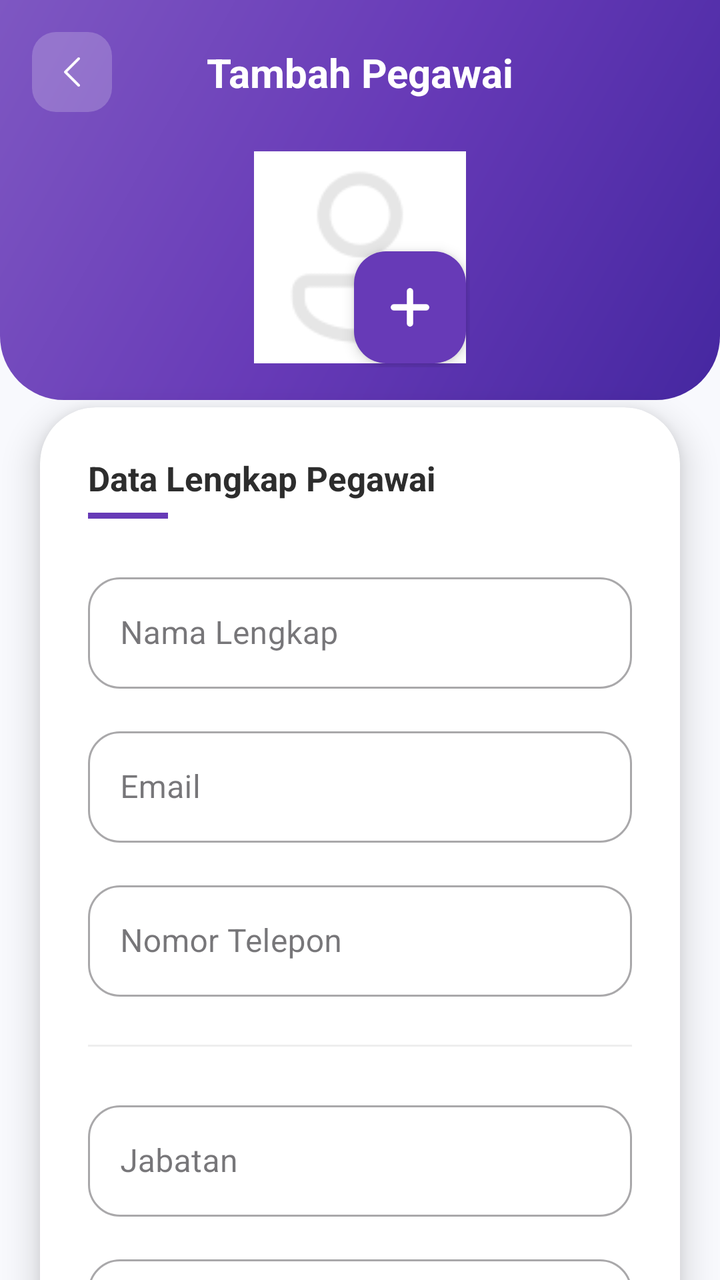
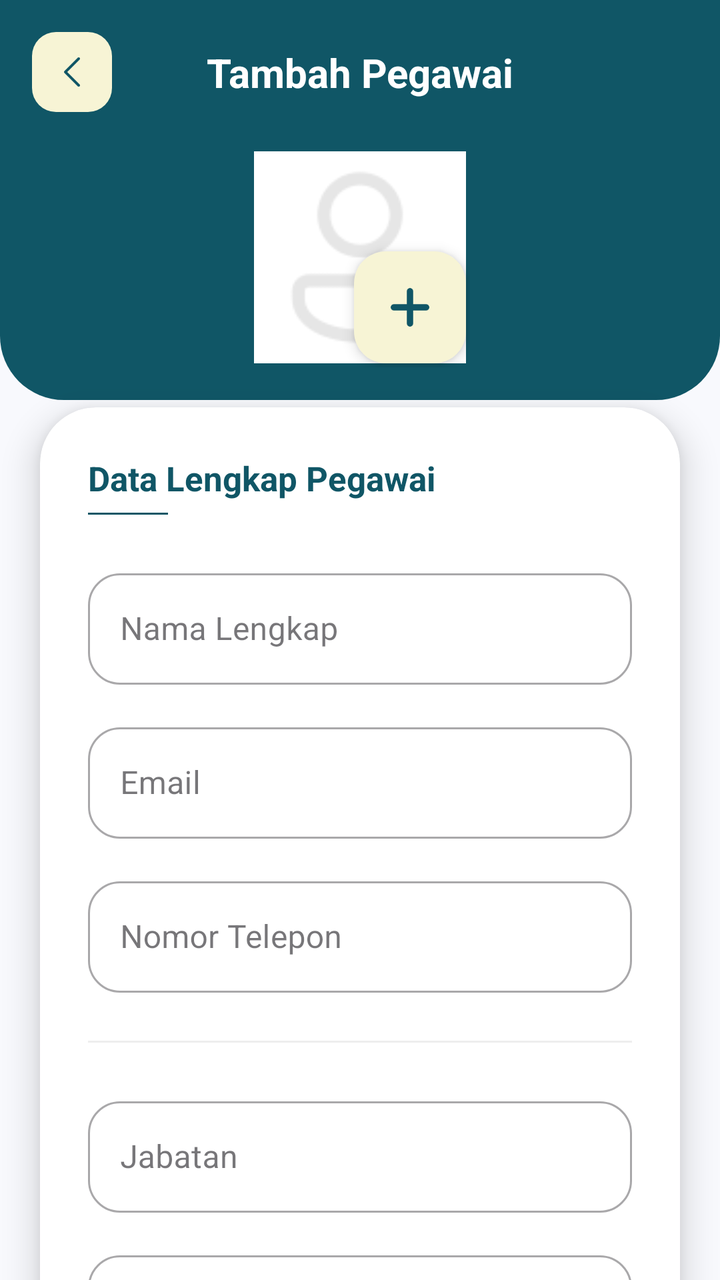

Before-and-after screenshots of an Android layout around one commit, followed by the original layout XML and the change that was made.
<!-- AndroidManifest.xml: application theme Theme.Penjualan -->
<!-- res/layout/activity_tambah_pegawai.xml -->
<?xml version="1.0" encoding="utf-8"?>
<androidx.coordinatorlayout.widget.CoordinatorLayout
    xmlns:android="http://schemas.android.com/apk/res/android"
    xmlns:app="http://schemas.android.com/apk/res-auto"
    android:layout_width="match_parent"
    android:layout_height="match_parent"
    android:background="#F8F9FD">

    <androidx.core.widget.NestedScrollView
        android:layout_width="match_parent"
        android:layout_height="match_parent"
        android:fillViewport="true">

        <androidx.constraintlayout.widget.ConstraintLayout
            android:layout_width="match_parent"
            android:layout_height="wrap_content">

            <View
                android:id="@+id/headerBackground"
                android:layout_width="match_parent"
                android:layout_height="200dp"
                android:background="@drawable/bg_header_gradient"
                app:layout_constraintTop_toTopOf="parent" />

            <ImageView
                android:id="@+id/btnBack"
                android:layout_width="40dp"
                android:layout_height="40dp"
                android:layout_marginStart="16dp"
                android:layout_marginTop="16dp"
                android:background="@drawable/bg_btn_back"
                android:padding="10dp"
                android:src="@drawable/ic_back"
                app:tint="#FFFFFF"
                app:layout_constraintStart_toStartOf="parent"
                app:layout_constraintTop_toTopOf="parent" />

            <TextView
                android:id="@+id/tvJudulForm"
                android:layout_width="wrap_content"
                android:layout_height="wrap_content"
                android:text="Tambah Pegawai"
                android:textColor="#FFFFFF"
                android:textSize="20sp"
                android:textStyle="bold"
                app:layout_constraintBottom_toBottomOf="@id/btnBack"
                app:layout_constraintEnd_toEndOf="parent"
                app:layout_constraintStart_toStartOf="parent"
                app:layout_constraintTop_toTopOf="@id/btnBack" />

            <androidx.constraintlayout.widget.ConstraintLayout
                android:id="@+id/photoContainer"
                android:layout_width="wrap_content"
                android:layout_height="wrap_content"
                android:layout_marginTop="24dp"
                app:layout_constraintEnd_toEndOf="parent"
                app:layout_constraintStart_toStartOf="parent"
                app:layout_constraintTop_toBottomOf="@id/tvJudulForm">

                <com.google.android.material.imageview.ShapeableImageView
                    android:id="@+id/ivFotoForm"
                    android:layout_width="110dp"
                    android:layout_height="110dp"
                    android:background="#FFFFFF"
                    android:padding="4dp"
                    android:scaleType="centerCrop"
                    android:src="@drawable/ic_profile"
                    app:layout_constraintStart_toStartOf="parent"
                    app:layout_constraintTop_toTopOf="parent"
                    app:shapeAppearanceOverlay="@style/ShapeAppearance.MaterialComponents.LargeComponent"
                    app:strokeColor="#FFFFFF"
                    app:strokeWidth="4dp" />

                <com.google.android.material.floatingactionbutton.FloatingActionButton
                    android:id="@+id/btnPilihFoto"
                    android:layout_width="wrap_content"
                    android:layout_height="wrap_content"
                    app:backgroundTint="#673AB7"
                    app:fabSize="mini"
                    app:layout_constraintBottom_toBottomOf="@id/ivFotoForm"
                    app:layout_constraintEnd_toEndOf="@id/ivFotoForm"
                    app:srcCompat="@drawable/ic_plus"
                    app:tint="#FFFFFF"
                    android:layout_margin="2dp"
                    app:borderWidth="0dp"
                    app:elevation="4dp"/>
            </androidx.constraintlayout.widget.ConstraintLayout>

            <androidx.cardview.widget.CardView
                android:layout_width="match_parent"
                android:layout_height="wrap_content"
                android:layout_marginHorizontal="20dp"
                android:layout_marginTop="20dp"
                android:layout_marginBottom="40dp"
                app:cardCornerRadius="28dp"
                app:cardElevation="10dp"
                app:layout_constraintTop_toBottomOf="@id/photoContainer"
                app:layout_constraintBottom_toBottomOf="parent"
                app:layout_constraintVertical_bias="0">

                <LinearLayout
                    android:layout_width="match_parent"
                    android:layout_height="wrap_content"
                    android:orientation="vertical"
                    android:padding="24dp">

                    <TextView
                        android:layout_width="wrap_content"
                        android:layout_height="wrap_content"
                        android:text="Data Lengkap Pegawai"
                        android:textColor="#2D2D2D"
                        android:textSize="17sp"
                        android:textStyle="bold" />

                    <View
                        android:layout_width="40dp"
                        android:layout_height="3dp"
                        android:layout_marginTop="6dp"
                        android:layout_marginBottom="24dp"
                        android:background="#673AB7" />

                    <com.google.android.material.textfield.TextInputLayout
                        style="@style/Widget.MaterialComponents.TextInputLayout.OutlinedBox"
                        android:layout_width="match_parent"
                        android:layout_height="wrap_content"
                        android:hint="Nama Lengkap"
                        app:boxCornerRadiusTopStart="16dp"
                        app:boxCornerRadiusTopEnd="16dp"
                        app:boxCornerRadiusBottomStart="16dp"
                        app:boxCornerRadiusBottomEnd="16dp">
                        <com.google.android.material.textfield.TextInputEditText
                            android:id="@+id/etNamaPegawai"
                            android:layout_width="match_parent"
                            android:layout_height="wrap_content"
                            android:inputType="textPersonName" />
                    </com.google.android.material.textfield.TextInputLayout>

                    <com.google.android.material.textfield.TextInputLayout
                        style="@style/Widget.MaterialComponents.TextInputLayout.OutlinedBox"
                        android:layout_width="match_parent"
                        android:layout_height="wrap_content"
                        android:layout_marginTop="16dp"
                        android:hint="Email"
                        app:boxCornerRadiusTopStart="16dp"
                        app:boxCornerRadiusTopEnd="16dp"
                        app:boxCornerRadiusBottomStart="16dp"
                        app:boxCornerRadiusBottomEnd="16dp">
                        <com.google.android.material.textfield.TextInputEditText
                            android:id="@+id/etEmailPegawai"
                            android:layout_width="match_parent"
                            android:layout_height="wrap_content"
                            android:inputType="textEmailAddress" />
                    </com.google.android.material.textfield.TextInputLayout>

                    <com.google.android.material.textfield.TextInputLayout
                        style="@style/Widget.MaterialComponents.TextInputLayout.OutlinedBox"
                        android:layout_width="match_parent"
                        android:layout_height="wrap_content"
                        android:layout_marginTop="16dp"
                        android:hint="Nomor Telepon"
                        app:boxCornerRadiusTopStart="16dp"
                        app:boxCornerRadiusTopEnd="16dp"
                        app:boxCornerRadiusBottomStart="16dp"
                        app:boxCornerRadiusBottomEnd="16dp">
                        <com.google.android.material.textfield.TextInputEditText
                            android:id="@+id/etTelpPegawai"
                            android:layout_width="match_parent"
                            android:layout_height="wrap_content"
                            android:inputType="phone" />
                    </com.google.android.material.textfield.TextInputLayout>

                    <View
                        android:layout_width="match_parent"
                        android:layout_height="1dp"
                        android:layout_marginVertical="24dp"
                        android:background="#EEEEEE" />

                    <com.google.android.material.textfield.TextInputLayout
                        style="@style/Widget.MaterialComponents.TextInputLayout.OutlinedBox"
                        android:layout_width="match_parent"
                        android:layout_height="wrap_content"
                        android:hint="Jabatan"
                        app:boxCornerRadiusTopStart="16dp"
                        app:boxCornerRadiusTopEnd="16dp"
                        app:boxCornerRadiusBottomStart="16dp"
                        app:boxCornerRadiusBottomEnd="16dp">
                        <com.google.android.material.textfield.TextInputEditText
                            android:id="@+id/etJabatanPegawai"
                            android:layout_width="match_parent"
                            android:layout_height="wrap_content"
                            android:inputType="text" />
                    </com.google.android.material.textfield.TextInputLayout>

                    <com.google.android.material.textfield.TextInputLayout
                        style="@style/Widget.MaterialComponents.TextInputLayout.OutlinedBox"
                        android:layout_width="match_parent"
                        android:layout_height="wrap_content"
                        android:layout_marginTop="16dp"
                        android:hint="Gaji Bulanan"
                        app:boxCornerRadiusTopStart="16dp"
                        app:boxCornerRadiusTopEnd="16dp"
                        app:boxCornerRadiusBottomStart="16dp"
                        app:boxCornerRadiusBottomEnd="16dp"
                        app:prefixText="Rp "
                        app:prefixTextColor="#673AB7">
                        <com.google.android.material.textfield.TextInputEditText
                            android:id="@+id/etGajiPegawai"
                            android:layout_width="match_parent"
                            android:layout_height="wrap_content"
                            android:inputType="numberDecimal" />
                    </com.google.android.material.textfield.TextInputLayout>

                    <com.google.android.material.button.MaterialButton
                        android:id="@+id/btnSimpanPegawai"
                        android:layout_width="match_parent"
                        android:layout_height="60dp"
                        android:layout_marginTop="32dp"
                        android:text="Simpan Data Pegawai"
                        android:textAllCaps="false"
                        android:textSize="16sp"
                        android:textStyle="bold"
                        app:cornerRadius="18dp"
                        android:backgroundTint="#673AB7" />

                </LinearLayout>
            </androidx.cardview.widget.CardView>

        </androidx.constraintlayout.widget.ConstraintLayout>
    </androidx.core.widget.NestedScrollView>

</androidx.coordinatorlayout.widget.CoordinatorLayout>
<!-- resources referenced by this layout -->
<resources>
  <!-- drawable bg_btn_back (drawable) -->
  <?xml version="1.0" encoding="utf-8"?>
  <shape xmlns:android="http://schemas.android.com/apk/res/android"
      android:shape="rectangle">
      <solid android:color="#33FFFFFF" />
      <corners android:radius="12dp" />
  </shape>
  <!-- drawable bg_header_gradient (drawable) -->
  <?xml version="1.0" encoding="utf-8"?>
  <shape xmlns:android="http://schemas.android.com/apk/res/android"
      android:shape="rectangle">
      <gradient
          android:startColor="#4527A0"
          android:centerColor="#673AB7"
          android:endColor="#7E57C2"
          android:angle="135" />
      <corners
          android:bottomLeftRadius="32dp"
          android:bottomRightRadius="32dp" />
  </shape>
  <!-- drawable ic_back: png bitmap (drawable, 536 bytes) -->
  <!-- drawable ic_plus: png bitmap (drawable, 815 bytes) -->
  <!-- drawable ic_profile: png bitmap (drawable, 2111 bytes) -->
  <style name="Theme.Penjualan" parent="Base.Theme.Penjualan" />
  <style name="Base.Theme.Penjualan" parent="Theme.Material3.DayNight.NoActionBar">
          
          
      </style>
</resources>

<!-- the commit's change to res/layout/activity_tambah_pegawai.xml (unified diff, before → after) -->
@@ -31,7 +31,7 @@
                 android:background="@drawable/bg_btn_back"
                 android:padding="10dp"
                 android:src="@drawable/ic_back"
-                app:tint="#FFFFFF"
+                app:tint="@color/teal_deep"
                 app:layout_constraintStart_toStartOf="parent"
                 app:layout_constraintTop_toTopOf="parent" />
 
@@ -75,12 +75,12 @@
                     android:id="@+id/btnPilihFoto"
                     android:layout_width="wrap_content"
                     android:layout_height="wrap_content"
-                    app:backgroundTint="#673AB7"
+                    app:backgroundTint="@color/cream"
                     app:fabSize="mini"
                     app:layout_constraintBottom_toBottomOf="@id/ivFotoForm"
                     app:layout_constraintEnd_toEndOf="@id/ivFotoForm"
                     app:srcCompat="@drawable/ic_plus"
-                    app:tint="#FFFFFF"
+                    app:tint="@color/teal_deep"
                     android:layout_margin="2dp"
                     app:borderWidth="0dp"
                     app:elevation="4dp"/>
@@ -108,16 +108,16 @@
                         android:layout_width="wrap_content"
                         android:layout_height="wrap_content"
                         android:text="Data Lengkap Pegawai"
-                        android:textColor="#2D2D2D"
+                        android:textColor="@color/teal_deep"
                         android:textSize="17sp"
                         android:textStyle="bold" />
 
                     <View
                         android:layout_width="40dp"
-                        android:layout_height="3dp"
+                        android:layout_height="1dp"
                         android:layout_marginTop="6dp"
                         android:layout_marginBottom="24dp"
-                        android:background="#673AB7" />
+                        android:background="@color/teal_deep" />
 
                     <com.google.android.material.textfield.TextInputLayout
                         style="@style/Widget.MaterialComponents.TextInputLayout.OutlinedBox"
@@ -220,7 +220,7 @@
                         android:textSize="16sp"
                         android:textStyle="bold"
                         app:cornerRadius="18dp"
-                        android:backgroundTint="#673AB7" />
+                        android:backgroundTint="@color/teal_deep" />
 
                 </LinearLayout>
             </androidx.cardview.widget.CardView>
<!-- resource entries referenced after the edit -->
@@ -1,10 +1,12 @@
 <!-- resources referenced by this layout -->
 <resources>
+  <color name="cream">#F7F4D5</color>
+  <color name="teal_deep">#105666</color>
   <!-- drawable bg_btn_back (drawable) -->
   <?xml version="1.0" encoding="utf-8"?>
   <shape xmlns:android="http://schemas.android.com/apk/res/android"
       android:shape="rectangle">
-      <solid android:color="#33FFFFFF" />
+      <solid android:color="@color/cream" />
       <corners android:radius="12dp" />
   </shape>
   <!-- drawable bg_header_gradient (drawable) -->
@@ -12,9 +14,9 @@
   <shape xmlns:android="http://schemas.android.com/apk/res/android"
       android:shape="rectangle">
       <gradient
-          android:startColor="#4527A0"
-          android:centerColor="#673AB7"
-          android:endColor="#7E57C2"
+          android:startColor="@color/teal_deep"
+          android:centerColor="@color/teal_deep"
+          android:endColor="@color/teal_deep"
           android:angle="135" />
       <corners
           android:bottomLeftRadius="32dp"
@@ -26,7 +28,18 @@
   <style name="Theme.Penjualan" parent="Base.Theme.Penjualan" />
   <style name="Base.Theme.Penjualan" parent="Theme.Material3.DayNight.NoActionBar">
           
-          
+          <item name="colorPrimary">@color/teal_deep</item>
+          <item name="colorOnPrimary">@color/cream</item>
+          <item name="colorPrimaryContainer">@color/teal_light</item>
+          <item name="colorOnPrimaryContainer">@color/white</item>
+  
+          <item name="colorSecondary">@color/teal_light</item>
+          <item name="colorOnSecondary">@color/white</item>
+  
+          <item name="android:windowBackground">@color/white</item>
+          <item name="android:statusBarColor">@color/teal_deep</item>
       </style>
+  <color name="teal_light">#1A7D91</color>
+  <color name="white">#FFFFFFFF</color>
 </resources>
 
